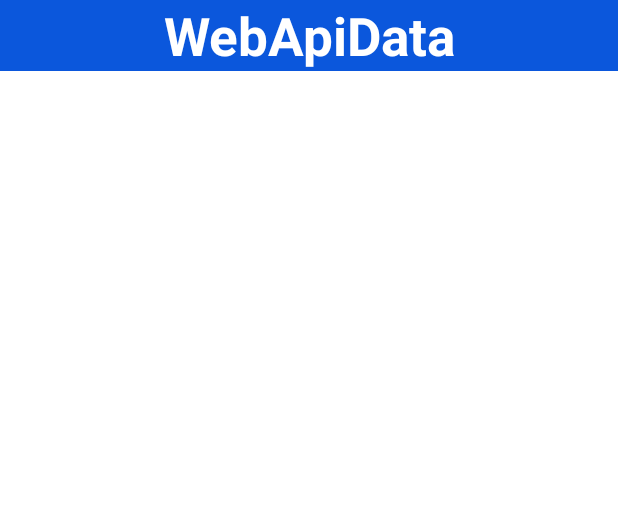
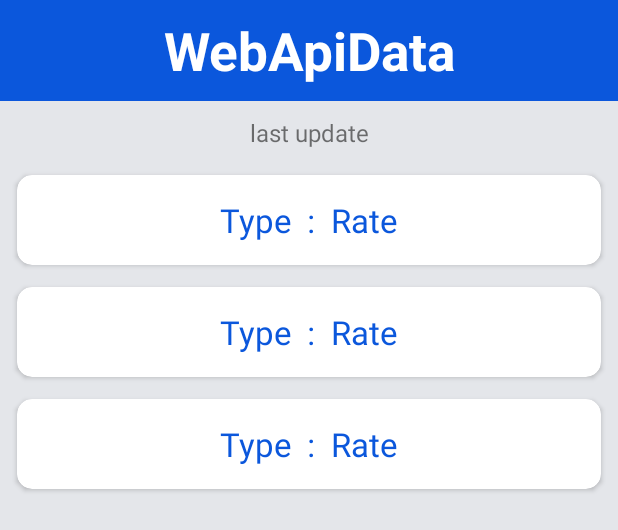
Before and after one commit to danieel47896321/WebApiData, an Android app: the layout activity_main.xml on its own in the app's theme, with its tools: preview values and no code run, on a phone screen of 412 x 824 dp. Shown: the top 530 px of the screen. Run offline under Robolectric (Android 15) with nearby library versions, the phone set to English and light mode, and no system bars; network calls fail.

Commit message:
finish show last update, type and rate.

```diff
--- a/app/build.gradle
+++ b/app/build.gradle
@@ -32,7 +32,7 @@ android {
 }
 
 dependencies {
-
+    implementation 'com.google.code.gson:gson:2.9.0'
     implementation 'androidx.core:core-ktx:1.7.0'
     implementation 'androidx.appcompat:appcompat:1.5.1'
     implementation 'com.google.android.material:material:1.7.0'
--- a/app/src/main/AndroidManifest.xml
+++ b/app/src/main/AndroidManifest.xml
@@ -2,6 +2,8 @@
 <manifest xmlns:android="http://schemas.android.com/apk/res/android"
     xmlns:tools="http://schemas.android.com/tools"
     package="com.example.webapidata">
+
+    <uses-permission android:name="android.permission.INTERNET"/>
 
     <application
         android:allowBackup="true"
--- /dev/null
+++ b/app/src/main/java/com/example/webapidata/Request.kt
@@ -0,0 +1,5 @@
+package com.example.webapidata
+
+import java.util.*
+import kotlin.collections.ArrayList
+class Request(var time_last_update_utc: String, var rates: Currency)
--- a/app/src/main/res/layout/activity_main.xml
+++ b/app/src/main/res/layout/activity_main.xml
@@ -3,19 +3,43 @@
     xmlns:android="http://schemas.android.com/apk/res/android"
     xmlns:app="http://schemas.android.com/apk/res-auto"
     android:layout_width="match_parent"
-    android:layout_height="wrap_content"
-    android:background="@color/blue">
+    android:layout_height="match_parent"
+    xmlns:tools="http://schemas.android.com/tools"
+    android:background="@color/grey">
 
-    <TextView
-        android:layout_width="match_parent"
-        android:layout_height="wrap_content"
-        android:text="@string/app_name"
-        android:textSize="35sp"
-        android:gravity="center"
-        android:textStyle="bold"
-        android:textColor="@color/white"
+    <include
+        android:id="@+id/include"
+        layout="@layout/header"
         app:layout_constraintEnd_toEndOf="parent"
         app:layout_constraintStart_toStartOf="parent"
         app:layout_constraintTop_toTopOf="parent" />
 
+    <TextView
+        android:id="@+id/textViewLastUpdate"
+        android:layout_width="match_parent"
+        android:layout_height="wrap_content"
+        android:gravity="center"
+        android:padding="10dp"
+        android:textSize="16sp"
+        android:text="@string/LastUpdate"
+        app:layout_constraintEnd_toEndOf="parent"
+        app:layout_constraintStart_toStartOf="parent"
+        app:layout_constraintTop_toBottomOf="@+id/include" />
+
+    <LinearLayout
+        android:id="@+id/linearLayout"
+        android:layout_width="match_parent"
+        android:layout_height="0dp"
+        android:orientation="vertical"
+        app:layout_constraintBottom_toBottomOf="parent"
+        app:layout_constraintEnd_toEndOf="parent"
+        app:layout_constraintStart_toStartOf="parent"
+        app:layout_constraintTop_toBottomOf="@+id/textViewLastUpdate">
+
+        <androidx.recyclerview.widget.RecyclerView
+            android:id="@+id/recyclerView"
+            android:layout_width="match_parent"
+            android:layout_height="match_parent"
+            tools:listitem="@layout/exchange_view" />
+    </LinearLayout>
 </androidx.constraintlayout.widget.ConstraintLayout>
--- /dev/null
+++ b/app/src/main/res/layout/exchange_view.xml
@@ -0,0 +1,62 @@
+<?xml version="1.0" encoding="utf-8"?>
+<androidx.cardview.widget.CardView
+    xmlns:android="http://schemas.android.com/apk/res/android"
+    xmlns:app="http://schemas.android.com/apk/res-auto"
+    android:id="@+id/cardView"
+    android:layout_width="match_parent"
+    android:layout_height="wrap_content"
+    android:layout_marginLeft="11dp"
+    android:layout_marginRight="11dp"
+    android:layout_marginTop="7dp"
+    android:layout_marginBottom="7dp"
+    app:cardCornerRadius="10dp">
+
+    <LinearLayout
+        android:orientation="horizontal"
+        android:padding="10dp"
+        android:gravity="center"
+        android:layout_width="match_parent"
+        android:layout_height="match_parent">
+
+        <TextView
+            android:id="@+id/textViewType"
+            android:layout_width="wrap_content"
+            android:layout_height="wrap_content"
+            android:gravity="center"
+            android:text="@string/Type"
+            android:textColor="@color/blue"
+            android:textSize="22sp"
+            android:padding="5dp"
+            app:layout_constraintEnd_toStartOf="@+id/imageCall"
+            app:layout_constraintHorizontal_bias="0.0"
+            app:layout_constraintStart_toEndOf="@+id/userImage"
+            app:layout_constraintTop_toTopOf="parent" />
+
+        <TextView
+            android:layout_width="wrap_content"
+            android:layout_height="wrap_content"
+            android:gravity="center"
+            android:text="@string/Colon"
+            android:textColor="@color/blue"
+            android:textSize="22sp"
+            android:padding="5dp"
+            app:layout_constraintEnd_toStartOf="@+id/imageCall"
+            app:layout_constraintHorizontal_bias="0.0"
+            app:layout_constraintStart_toEndOf="@+id/userImage"
+            app:layout_constraintTop_toTopOf="parent" />
+
+        <TextView
+            android:id="@+id/textViewRate"
+            android:layout_width="wrap_content"
+            android:layout_height="wrap_content"
+            android:gravity="center"
+            android:text="@string/Rate"
+            android:textColor="@color/blue"
+            android:padding="5dp"
+            android:textSize="22sp"
+            app:layout_constraintEnd_toEndOf="@+id/userFullName"
+            app:layout_constraintStart_toEndOf="@+id/userImage"
+            app:layout_constraintTop_toBottomOf="@+id/userFullName" />
+
+    </LinearLayout>
+</androidx.cardview.widget.CardView>
--- a/app/src/main/res/layout/header.xml
+++ b/app/src/main/res/layout/header.xml
@@ -14,6 +14,7 @@
         android:textColor="@color/white"
         android:textSize="35sp"
         android:textStyle="bold"
+        android:padding="10dp"
         app:layout_constraintEnd_toEndOf="parent"
         app:layout_constraintStart_toStartOf="parent"
         app:layout_constraintTop_toTopOf="parent" />
--- a/app/src/main/res/values-night/themes.xml
+++ b/app/src/main/res/values-night/themes.xml
@@ -1,6 +1,6 @@
-<resources xmlns:tools="http://schemas.android.com/tools">
+<resources>
     <!-- Base application theme. -->
-    <style name="Theme.WebApiData" parent="Theme.MaterialComponents.DayNight.DarkActionBar">
+    <style name="Theme.WebApiData" parent="Theme.MaterialComponents.DayNight.NoActionBar">
         <!-- Primary brand color. -->
         <item name="colorPrimary">@color/purple_200</item>
         <item name="colorPrimaryVariant">@color/purple_700</item>
@@ -10,7 +10,7 @@
         <item name="colorSecondaryVariant">@color/teal_200</item>
         <item name="colorOnSecondary">@color/black</item>
         <!-- Status bar color. -->
-        <item name="android:statusBarColor" tools:targetApi="l">?attr/colorPrimaryVariant</item>
+        <item name="android:statusBarColor" >@color/blue</item>
         <!-- Customize your theme here. -->
     </style>
 </resources>
--- a/app/src/main/res/values/strings.xml
+++ b/app/src/main/res/values/strings.xml
@@ -1,3 +1,7 @@
 <resources>
     <string name="app_name">WebApiData</string>
+    <string name="Type">Type</string>
+    <string name="Rate">Rate</string>
+    <string name="Colon">:</string>
+    <string name="LastUpdate">last update</string>
 </resources>
--- a/app/src/main/res/values/themes.xml
+++ b/app/src/main/res/values/themes.xml
@@ -1,6 +1,6 @@
-<resources xmlns:tools="http://schemas.android.com/tools">
+<resources>
     <!-- Base application theme. -->
-    <style name="Theme.WebApiData" parent="Theme.MaterialComponents.DayNight.DarkActionBar">
+    <style name="Theme.WebApiData" parent="Theme.MaterialComponents.DayNight.NoActionBar">
         <!-- Primary brand color. -->
         <item name="colorPrimary">@color/purple_500</item>
         <item name="colorPrimaryVariant">@color/purple_700</item>
@@ -10,7 +10,7 @@
         <item name="colorSecondaryVariant">@color/teal_700</item>
         <item name="colorOnSecondary">@color/black</item>
         <!-- Status bar color. -->
-        <item name="android:statusBarColor" tools:targetApi="l">?attr/colorPrimaryVariant</item>
+        <item name="android:statusBarColor" >@color/blue</item>
         <!-- Customize your theme here. -->
     </style>
 </resources>
```
Also changed, not shown: app/src/main/java/com/example/webapidata/Currency.kt (added, +14 -0 lines), app/src/main/java/com/example/webapidata/ExchangeAdapter.kt (added, +29 -0 lines), app/src/main/java/com/example/webapidata/MainActivity.kt (+51 -0 lines), app/src/main/java/com/example/webapidata/MyExchange.kt (added, +10 -0 lines).
